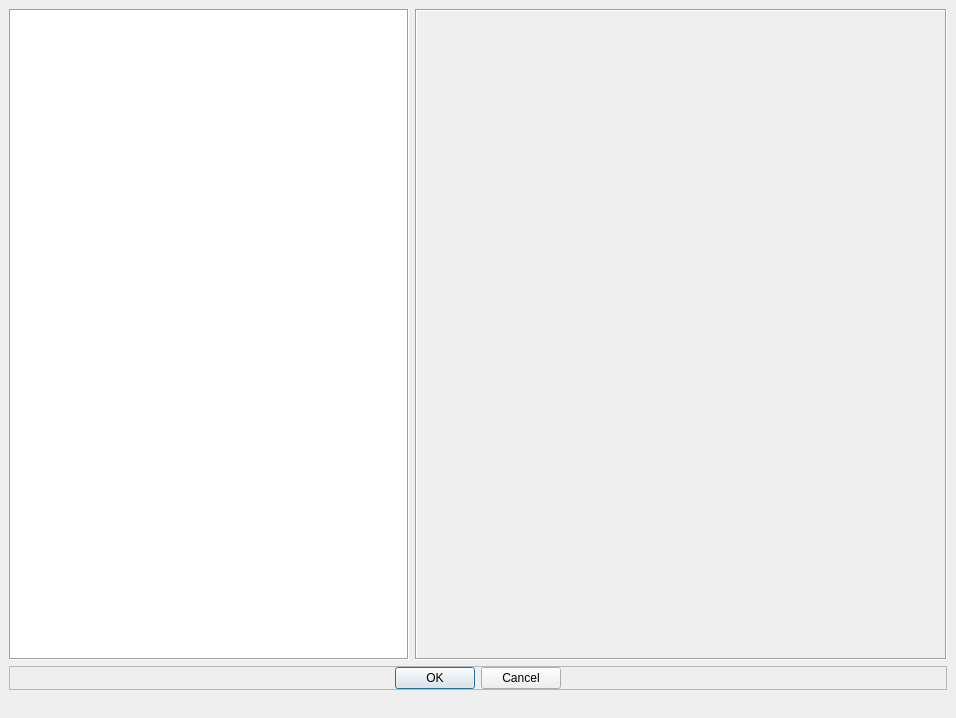
Qt form src/qt_ui/loop_adder.ui (Eric-Meunier/Processor-Suite) before a commit.
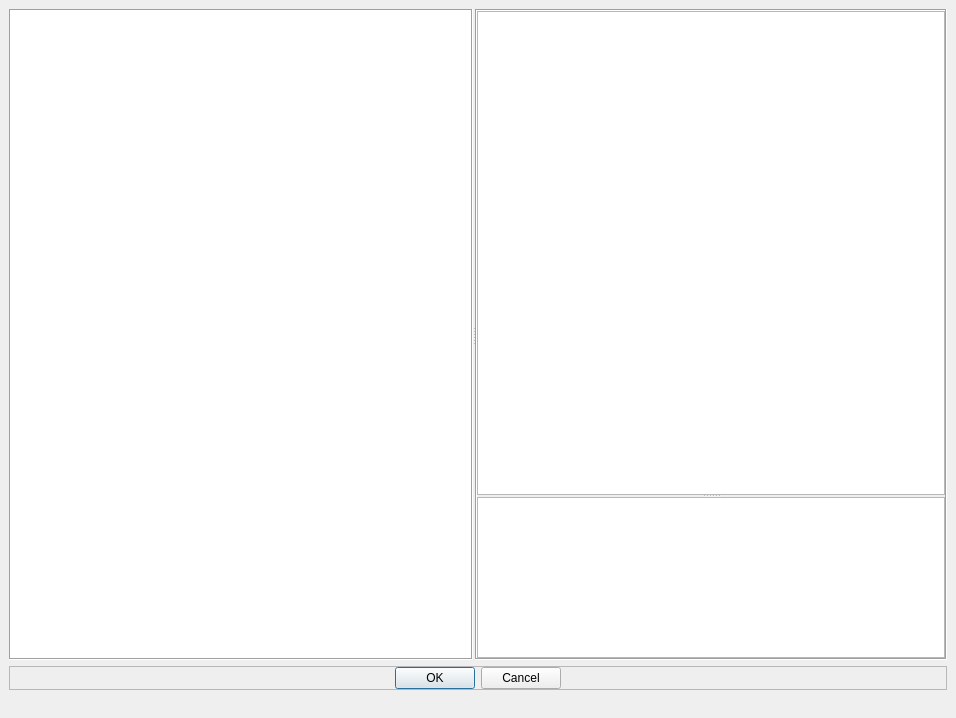
The same form after that commit. Custom widgets are drawn as their Qt base class.

Commit message: Updated loop_adder to use pyqtgraph.

What changed in the file:
```diff
--- a/src/qt_ui/loop_adder.ui
+++ b/src/qt_ui/loop_adder.ui
@@ -15,60 +15,104 @@
   </property>
   <widget class="QWidget" name="layout">
    <layout class="QGridLayout" name="gridLayout">
-    <item row="0" column="2" colspan="2">
-     <widget class="QFrame" name="canvas_frame">
-      <property name="frameShape">
-       <enum>QFrame::Box</enum>
+    <item row="0" column="0">
+     <widget class="QSplitter" name="splitter_2">
+      <property name="orientation">
+       <enum>Qt::Horizontal</enum>
       </property>
-      <property name="frameShadow">
-       <enum>QFrame::Sunken</enum>
+      <property name="handleWidth">
+       <number>2</number>
       </property>
-      <layout class="QVBoxLayout" name="verticalLayout_3">
-       <property name="spacing">
-        <number>0</number>
+      <widget class="QTableWidget" name="table">
+       <property name="sizePolicy">
+        <sizepolicy hsizetype="Maximum" vsizetype="Expanding">
+         <horstretch>0</horstretch>
+         <verstretch>0</verstretch>
+        </sizepolicy>
        </property>
-       <property name="leftMargin">
-        <number>0</number>
+       <property name="minimumSize">
+        <size>
+         <width>0</width>
+         <height>0</height>
+        </size>
        </property>
-       <property name="topMargin">
-        <number>0</number>
+       <property name="maximumSize">
+        <size>
+         <width>16777215</width>
+         <height>16777215</height>
+        </size>
        </property>
-       <property name="rightMargin">
-        <number>0</number>
+       <property name="frameShape">
+        <enum>QFrame::Box</enum>
        </property>
-       <property name="bottomMargin">
-        <number>0</number>
+       <property name="selectionMode">
+        <enum>QAbstractItemView::SingleSelection</enum>
        </property>
-      </layout>
+       <property name="selectionBehavior">
+        <enum>QAbstractItemView::SelectRows</enum>
+       </property>
+      </widget>
+      <widget class="QFrame" name="frame_2">
+       <property name="frameShape">
+        <enum>QFrame::Box</enum>
+       </property>
+       <property name="frameShadow">
+        <enum>QFrame::Sunken</enum>
+       </property>
+       <layout class="QVBoxLayout" name="verticalLayout">
+        <property name="spacing">
+         <number>0</number>
+        </property>
+        <property name="leftMargin">
+         <number>0</number>
+        </property>
+        <property name="topMargin">
+         <number>0</number>
+        </property>
+        <property name="rightMargin">
+         <number>0</number>
+        </property>
+        <property name="bottomMargin">
+         <number>0</number>
+        </property>
+        <item>
+         <widget class="QSplitter" name="splitter">
+          <property name="orientation">
+           <enum>Qt::Vertical</enum>
+          </property>
+          <property name="handleWidth">
+           <number>2</number>
+          </property>
+          <widget class="PlotWidget" name="plan_view">
+           <property name="sizePolicy">
+            <sizepolicy hsizetype="Expanding" vsizetype="Expanding">
+             <horstretch>0</horstretch>
+             <verstretch>3</verstretch>
+            </sizepolicy>
+           </property>
+          </widget>
+          <widget class="PlotWidget" name="section_view">
+           <property name="sizePolicy">
+            <sizepolicy hsizetype="Expanding" vsizetype="Expanding">
+             <horstretch>0</horstretch>
+             <verstretch>1</verstretch>
+            </sizepolicy>
+           </property>
+          </widget>
+         </widget>
+        </item>
+       </layout>
+      </widget>
      </widget>
     </item>
-    <item row="0" column="1">
-     <widget class="QTableWidget" name="table">
+    <item row="1" column="0">
+     <widget class="QFrame" name="frame">
       <property name="sizePolicy">
-       <sizepolicy hsizetype="Preferred" vsizetype="Expanding">
+       <sizepolicy hsizetype="Preferred" vsizetype="Maximum">
         <horstretch>0</horstretch>
         <verstretch>0</verstretch>
        </sizepolicy>
       </property>
-      <property name="minimumSize">
-       <size>
-        <width>400</width>
-        <height>0</height>
-       </size>
-      </property>
-      <property name="maximumSize">
-       <size>
-        <width>16777215</width>
-        <height>16777215</height>
-       </size>
-      </property>
-      <property name="frameShape">
-       <enum>QFrame::Box</enum>
-      </property>
-     </widget>
-    </item>
-    <item row="3" column="1" colspan="3">
-     <widget class="QFrame" name="frame">
       <property name="frameShape">
        <enum>QFrame::StyledPanel</enum>
       </property>
@@ -125,6 +169,13 @@
    </property>
   </widget>
  </widget>
+ <customwidgets>
+  <customwidget>
+   <class>PlotWidget</class>
+   <extends>QGraphicsView</extends>
+   <header>pyqtgraph</header>
+  </customwidget>
+ </customwidgets>
  <resources/>
  <connections/>
 </ui>
```
The commit also changes 1 other file.
